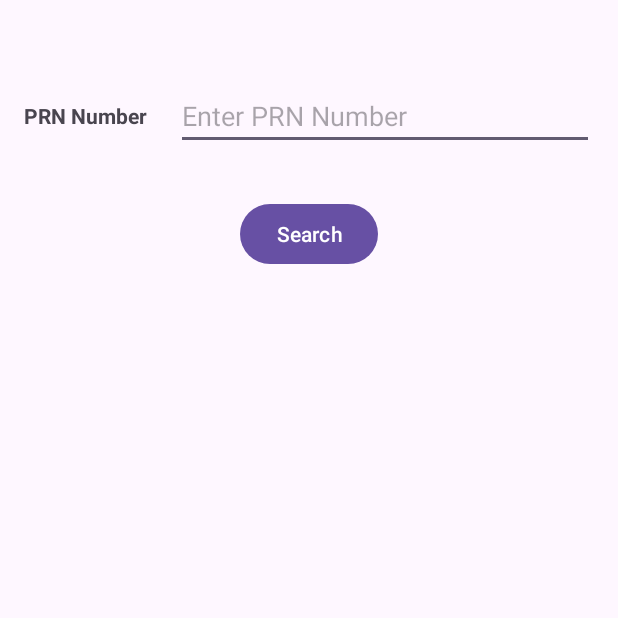
After one commit to manoj2000-crypto/PRN-Android-App, an Android app: the MainActivity12 screen opened directly, with no data from a screen before it, on a phone screen of 412 x 824 dp, the top half of it. The commit adds this screen. Run offline under Robolectric (Android 15) with nearby library versions, the phone set to English and light mode, and no system bars.

Commit message:
PRN Cancel page created and complete, prn edit page created but not completed yet.

```diff
--- a/app/src/main/AndroidManifest.xml
+++ b/app/src/main/AndroidManifest.xml
@@ -19,6 +19,12 @@
         android:supportsRtl="true"
         android:theme="@style/Theme.PrnApp2024V2"
         tools:targetApi="31">
+        <activity
+            android:name=".MainActivity13"
+            android:exported="false" />
+        <activity
+            android:name=".MainActivity12"
+            android:exported="false" />
         <activity
             android:name=".MainActivity11"
             android:exported="false" />
--- /dev/null
+++ b/app/src/main/java/com/vtc3pl/prnapp2024v2/MainActivity12.java
@@ -0,0 +1,233 @@
+package com.vtc3pl.prnapp2024v2;
+// PRN Cancel
+
+import android.content.Intent;
+import android.graphics.Bitmap;
+import android.graphics.BitmapFactory;
+import android.graphics.drawable.BitmapDrawable;
+import android.graphics.drawable.Drawable;
+import android.os.Bundle;
+import android.text.InputFilter;
+import android.view.View;
+import android.widget.Button;
+import android.widget.EditText;
+import android.widget.TextView;
+
+import androidx.activity.EdgeToEdge;
+import androidx.appcompat.app.AlertDialog;
+import androidx.appcompat.app.AppCompatActivity;
+import androidx.constraintlayout.widget.ConstraintLayout;
+import androidx.core.graphics.Insets;
+import androidx.core.view.ViewCompat;
+import androidx.core.view.WindowInsetsCompat;
+
+import org.json.JSONArray;
+import org.json.JSONException;
+import org.json.JSONObject;
+
+import java.io.IOException;
+
+import okhttp3.Call;
+import okhttp3.Callback;
+import okhttp3.FormBody;
+import okhttp3.OkHttpClient;
+import okhttp3.Request;
+import okhttp3.RequestBody;
+import okhttp3.Response;
+
+public class MainActivity12 extends AppCompatActivity {
+
+    private String username = "", depo = "", year = "";
+    private TextView showUserNameActivityTwelveTextView, prnNumberTextViewShowValue, prnDateTextViewShow, vehicleNoTextViewShow, godownTextViewShow;
+    private EditText editTextPRN, reasonEditText;
+    private Button searchPRNButton, cancelPRNButton;
+    private ConstraintLayout detailsContainer;
+    private OkHttpClient client;
+
+    @Override
+    protected void onCreate(Bundle savedInstanceState) {
+        super.onCreate(savedInstanceState);
+        EdgeToEdge.enable(this);
+        setContentView(R.layout.activity_main12);
+
+        client = new OkHttpClient();
+
+        showUserNameActivityTwelveTextView = findViewById(R.id.showUserNameActivityTwelveTextView);
+        editTextPRN = findViewById(R.id.editTextPRN);
+        editTextPRN.setFilters(new InputFilter[]{new InputFilter.AllCaps()});
+
+        prnNumberTextViewShowValue = findViewById(R.id.prnNumberTextViewShowValue);
+        prnDateTextViewShow = findViewById(R.id.prnDateTextViewShow);
+        vehicleNoTextViewShow = findViewById(R.id.vehicleNoTextViewShow);
+        godownTextViewShow = findViewById(R.id.godownTextViewShow);
+        searchPRNButton = findViewById(R.id.searchPRNButton);
+        cancelPRNButton = findViewById(R.id.cancelPRNButton);
+        reasonEditText = findViewById(R.id.reasonEditText);
+        reasonEditText.setFilters(new InputFilter[]{new InputFilter.AllCaps()});
+
+        detailsContainer = findViewById(R.id.detailsContainer);
+
+        Intent intent = getIntent();
+        if (intent != null) {
+            username = intent.getStringExtra("username");
+            depo = intent.getStringExtra("depo");
+            year = intent.getStringExtra("year");
+
+            if (username != null) {
+                String usernameText = getString(R.string.user_name_prefix, username);
+                showUserNameActivityTwelveTextView.setText(usernameText);
+            }
+        }
+
+        searchPRNButton.setOnClickListener(v -> {
+            String prnId = editTextPRN.getText().toString().trim();
+            if (!prnId.isEmpty()) {
+                fetchData(prnId);
+            } else {
+                showAlert("Empty Field", "PRN Number is empty.");
+            }
+        });
+
+        cancelPRNButton.setOnClickListener(v -> {
+            String prnId = editTextPRN.getText().toString().trim();
+            String reason = reasonEditText.getText().toString().trim();
+
+            if (!prnId.isEmpty() && !reason.isEmpty()) {
+                cancelPRN(prnId, reason);
+            } else {
+                showAlert("Empty Fields", "PRN Number or reason is empty.");
+            }
+        });
+
+
+        ViewCompat.setOnApplyWindowInsetsListener(findViewById(R.id.main), (v, insets) -> {
+            Insets systemBars = insets.getInsets(WindowInsetsCompat.Type.systemBars());
+            v.setPadding(systemBars.left, systemBars.top, systemBars.right, systemBars.bottom);
+            return insets;
+        });
+    }
+
+    private void fetchData(String prnId) {
+        String url = "https://vtc3pl.com/fetch_prn_cancel_data.php?prnId=" + prnId;
+        Request request = new Request.Builder().url(url).build();
+
+        client.newCall(request).enqueue(new Callback() {
+            @Override
+            public void onFailure(Call call, IOException e) {
+                runOnUiThread(() -> showAlert("Network Error ", "Network request failed."));
+            }
+
+            @Override
+            public void onResponse(Call call, Response response) throws IOException {
+                if (response.isSuccessful()) {
+                    String responseData = response.body().string();
+                    runOnUiThread(() -> {
+                        updateUI(responseData);
+                    });
+                } else {
+                    runOnUiThread(() -> showAlert("Server Error", "Server returned an error."));
+                }
+            }
+        });
+    }
+
+    private void updateUI(String jsonResponse) {
+        try {
+            // Parse the JSON array
+            JSONArray jsonArray = new JSONArray(jsonResponse);
+
+            // Check if the array is not empty
+            if (jsonArray.length() > 0) {
+                // Get the first object (assuming you get only one result)
+                JSONObject jsonObject = jsonArray.getJSONObject(0);
+
+                // Extract data from the JSON object
+                String prnNumber = jsonObject.optString("PRNId", "--");
+                String prnDate = jsonObject.optString("PRNDate", "--");
+                String vehicleNo = jsonObject.optString("VehicleNo", "--");
+                String godown = jsonObject.optString("Godown", "--");
+
+                // Update TextViews with the extracted data
+                prnNumberTextViewShowValue.setText(prnNumber);
+                prnDateTextViewShow.setText(prnDate);
+                vehicleNoTextViewShow.setText(vehicleNo);
+                godownTextViewShow.setText(godown);
+
+                // Make the details container visible
+                detailsContainer.setVisibility(View.VISIBLE);
+            } else {
+                // Handle case when no data is found
+                showAlert("Error ", "No data found.");
+                detailsContainer.setVisibility(View.GONE);
+            }
+        } catch (JSONException e) {
+            e.printStackTrace();
+            showAlert("Error ", "Error parsing data.");
+            detailsContainer.setVisibility(View.GONE);
+        }
+    }
+
+    private void cancelPRN(String prnId, String reason) {
+        String url = "https://vtc3pl.com/prn_cancel_update_data_prn_app.php";
+        RequestBody formBody = new FormBody.Builder()
+                .add("PRNId", prnId)
+                .add("cancelreason", reason)
+                .add("loginUser", username)
+                .build();
+
+        Request request = new Request.Builder()
+                .url(url)
+                .post(formBody)
+                .build();
+
+        client.newCall(request).enqueue(new Callback() {
+            @Override
+            public void onFailure(Call call, IOException e) {
+                runOnUiThread(() -> showAlert("Network Error", "Network request failed."));
+            }
+
+            @Override
+            public void onResponse(Call call, Response response) throws IOException {
+                if (response.isSuccessful()) {
+                    runOnUiThread(() -> {
+                        Bitmap originalBitmap = BitmapFactory.decodeResource(getResources(), R.drawable.success);
+                        Bitmap scaledBitmap = Bitmap.createScaledBitmap(originalBitmap, 32, 32, true);
+                        Drawable successIcon = new BitmapDrawable(getResources(), scaledBitmap);
+
+                        final AlertDialog alertDialog = new AlertDialog.Builder(MainActivity12.this)
+                                .setTitle("Success")
+                                .setMessage("PRN successfully canceled.")
+                                .setPositiveButton("OK", (dialog, which) -> {
+                                    dialog.dismiss();
+                                })
+                                .setIcon(successIcon)
+                                .create();
+
+                        alertDialog.setOnDismissListener(dialog -> {
+                            dialog.dismiss();
+                        });
+
+                        alertDialog.show();
+                    });
+                } else {
+                    runOnUiThread(() -> showAlert("Server Error", "Server returned an error."));
+                }
+            }
+        });
+    }
+
+
+    private void showAlert(String title, String message) {
+        // Load the original image
+        Bitmap originalBitmap = BitmapFactory.decodeResource(getResources(), R.drawable.declined);
+
+        // Scale the image to the desired size
+        Bitmap scaledBitmap = Bitmap.createScaledBitmap(originalBitmap, 32, 32, true);
+
+        // Create a Drawable from the scaled Bitmap
+        Drawable alertIcon = new BitmapDrawable(getResources(), scaledBitmap);
+
+        new AlertDialog.Builder(this).setTitle(title).setMessage(message).setPositiveButton("OK", (dialog, which) -> dialog.dismiss()).setIcon(alertIcon).show();
+    }
+
+}
--- /dev/null
+++ b/app/src/main/res/layout/activity_main12.xml
@@ -0,0 +1,197 @@
+<?xml version="1.0" encoding="utf-8"?>
+<androidx.constraintlayout.widget.ConstraintLayout xmlns:android="http://schemas.android.com/apk/res/android"
+    xmlns:app="http://schemas.android.com/apk/res-auto"
+    xmlns:tools="http://schemas.android.com/tools"
+    android:id="@+id/main"
+    android:layout_width="match_parent"
+    android:layout_height="match_parent"
+    tools:context=".MainActivity12">
+
+    <TextView
+        android:id="@+id/showUserNameActivityTwelveTextView"
+        android:layout_width="wrap_content"
+        android:layout_height="wrap_content"
+        android:layout_marginTop="16dp"
+        android:textStyle="bold"
+        app:layout_constraintEnd_toEndOf="parent"
+        app:layout_constraintStart_toStartOf="parent"
+        app:layout_constraintTop_toTopOf="parent" />
+
+    <!-- PRN Number TextView -->
+    <TextView
+        android:id="@+id/prnNumberTextView"
+        android:layout_width="wrap_content"
+        android:layout_height="wrap_content"
+        android:layout_marginStart="16dp"
+        android:layout_marginTop="32dp"
+        android:layout_marginBottom="8dp"
+        android:text="@string/prn_number"
+        android:textStyle="bold"
+        app:layout_constraintStart_toStartOf="parent"
+        app:layout_constraintTop_toBottomOf="@id/showUserNameActivityTwelveTextView" />
+
+    <!-- EditText for PRN Number -->
+    <EditText
+        android:id="@+id/editTextPRN"
+        android:layout_width="0dp"
+        android:layout_height="wrap_content"
+        android:layout_marginStart="16dp"
+        android:layout_marginEnd="16dp"
+        android:hint="Enter PRN Number"
+        app:layout_constraintBottom_toBottomOf="@id/prnNumberTextView"
+        app:layout_constraintEnd_toEndOf="parent"
+        app:layout_constraintStart_toEndOf="@id/prnNumberTextView"
+        app:layout_constraintTop_toTopOf="@id/prnNumberTextView" />
+
+    <Button
+        android:id="@+id/searchPRNButton"
+        android:layout_width="wrap_content"
+        android:layout_height="wrap_content"
+        android:layout_marginTop="32dp"
+        android:text="@string/search"
+        app:layout_constraintEnd_toEndOf="parent"
+        app:layout_constraintStart_toStartOf="parent"
+        app:layout_constraintTop_toBottomOf="@id/editTextPRN" />
+
+    <!-- Container for additional details -->
+<!--    -->
+    <androidx.constraintlayout.widget.ConstraintLayout
+        android:id="@+id/detailsContainer"
+        android:layout_width="0dp"
+        android:layout_height="wrap_content"
+        android:layout_marginTop="32dp"
+        android:visibility="gone"
+        app:layout_constraintEnd_toEndOf="parent"
+        app:layout_constraintStart_toStartOf="parent"
+        app:layout_constraintTop_toBottomOf="@id/searchPRNButton">
+
+        <!-- PRN Number -->
+        <TextView
+            android:id="@+id/prnNumberTextViewShow"
+            android:layout_width="wrap_content"
+            android:layout_height="wrap_content"
+            android:layout_marginStart="16dp"
+            android:layout_marginTop="16dp"
+            android:text="PRN No:"
+            android:textStyle="bold"
+            app:layout_constraintStart_toStartOf="parent"
+            app:layout_constraintTop_toTopOf="parent" />
+
+        <TextView
+            android:id="@+id/prnNumberTextViewShowValue"
+            android:layout_width="wrap_content"
+            android:layout_height="wrap_content"
+            android:layout_marginEnd="16dp"
+            android:text="--"
+            app:layout_constraintEnd_toEndOf="parent"
+            app:layout_constraintStart_toEndOf="@id/prnNumberTextViewShow"
+            app:layout_constraintTop_toTopOf="@id/prnNumberTextViewShow" />
+
+        <!-- PRN Date -->
+        <TextView
+            android:id="@+id/prnDateTextView"
+            android:layout_width="wrap_content"
+            android:layout_height="wrap_content"
+            android:layout_marginStart="16dp"
+            android:layout_marginTop="16dp"
+            android:text="PRN Date:"
+            android:textStyle="bold"
+            app:layout_constraintStart_toStartOf="parent"
+            app:layout_constraintTop_toBottomOf="@id/prnNumberTextViewShow" />
+
+        <TextView
+            android:id="@+id/prnDateTextViewShow"
+            android:layout_width="wrap_content"
+            android:layout_height="wrap_content"
+            android:layout_marginTop="16dp"
+            android:layout_marginEnd="16dp"
+            android:text="--"
+            app:layout_constraintEnd_toEndOf="parent"
+            app:layout_constraintStart_toEndOf="@id/prnDateTextView"
+            app:layout_constraintTop_toBottomOf="@id/prnNumberTextViewShow" />
+
+        <!-- Vehicle Number -->
+        <TextView
+            android:id="@+id/vehicleNoTextView"
+            android:layout_width="wrap_content"
+            android:layout_height="wrap_content"
+            android:layout_marginStart="16dp"
+            android:layout_marginTop="16dp"
+            android:text="Vehicle No:"
+            android:textStyle="bold"
+            app:layout_constraintStart_toStartOf="parent"
+            app:layout_constraintTop_toBottomOf="@id/prnDateTextView" />
+
+        <TextView
+            android:id="@+id/vehicleNoTextViewShow"
+            android:layout_width="wrap_content"
+            android:layout_height="wrap_content"
+            android:layout_marginTop="16dp"
+            android:layout_marginEnd="16dp"
+            android:text="--"
+            app:layout_constraintEnd_toEndOf="parent"
+            app:layout_constraintStart_toEndOf="@id/vehicleNoTextView"
+            app:layout_constraintTop_toBottomOf="@id/prnDateTextView" />
+
+        <!-- Godown -->
+        <TextView
+            android:id="@+id/godownTextView"
+            android:layout_width="wrap_content"
+            android:layout_height="wrap_content"
+            android:layout_marginStart="16dp"
+            android:layout_marginTop="16dp"
+            android:text="Godown:"
+            android:textStyle="bold"
+            app:layout_constraintStart_toStartOf="parent"
+            app:layout_constraintTop_toBottomOf="@id/vehicleNoTextView" />
+
+        <!-- Reason -->
+        <TextView
+            android:id="@+id/godownTextViewShow"
+            android:layout_width="wrap_content"
+            android:layout_height="wrap_content"
+            android:layout_marginTop="16dp"
+            android:layout_marginEnd="16dp"
+            android:text="--"
+            app:layout_constraintEnd_toEndOf="parent"
+            app:layout_constraintStart_toEndOf="@id/godownTextView"
+            app:layout_constraintTop_toBottomOf="@id/vehicleNoTextView" />
+
+        <TextView
+            android:id="@+id/reasonTextView"
+            android:layout_width="wrap_content"
+            android:layout_height="wrap_content"
+            android:layout_marginStart="16dp"
+            android:layout_marginTop="16dp"
+            android:text="Reason:"
+            android:textStyle="bold"
+            app:layout_constraintStart_toStartOf="parent"
+            app:layout_constraintTop_toBottomOf="@id/godownTextView" />
+
+        <EditText
+            android:id="@+id/reasonEditText"
+            android:layout_width="0dp"
+            android:layout_height="wrap_content"
+            android:layout_marginStart="16dp"
+            android:layout_marginTop="8dp"
+            android:layout_marginEnd="16dp"
+            android:layout_marginBottom="16dp"
+            android:hint="Enter Reason"
+            app:layout_constraintEnd_toEndOf="parent"
+            app:layout_constraintStart_toEndOf="@id/reasonTextView"
+            app:layout_constraintTop_toBottomOf="@id/godownTextView" />
+
+        <Button
+            android:id="@+id/cancelPRNButton"
+            android:layout_width="wrap_content"
+            android:layout_height="wrap_content"
+            android:layout_marginTop="16dp"
+            android:text="Cancel PRN"
+            app:layout_constraintStart_toStartOf="parent"
+            app:layout_constraintEnd_toEndOf="parent"
+            app:layout_constraintTop_toBottomOf="@id/reasonEditText" />
+
+
+    </androidx.constraintlayout.widget.ConstraintLayout>
+
+</androidx.constraintlayout.widget.ConstraintLayout>
--- a/app/src/main/res/values/strings.xml
+++ b/app/src/main/res/values/strings.xml
@@ -70,5 +70,7 @@
     <string name="lr_missmatch_report">LR Missmatch Report</string>
     <string name="godown_keeper_name">Godown Keeper Name:</string>
     <string name="get_data">Get Data</string>
+    <string name="cancel_prn">Cancel PRN</string>
+    <string name="edit_prn">Edit PRN</string>
 
 </resources>
```
Also changed, not shown: app/src/main/java/com/vtc3pl/prnapp2024v2/MainActivity13.java (added, +35 -0 lines), app/src/main/java/com/vtc3pl/prnapp2024v2/MainActivity4.java (+30 -2 lines), app/src/main/res/layout/activity_main13.xml (added, +10 -0 lines), app/src/main/res/layout/activity_main4.xml (+24 -2 lines).
